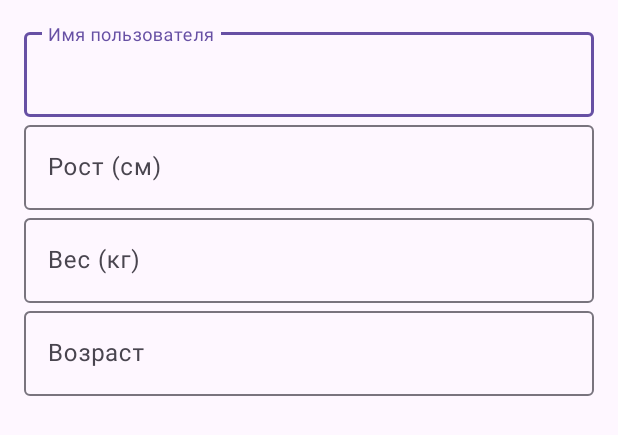
After one commit to dioniskrasava/NuJo, an Android app: the layout dialog_edit_user.xml on its own in the app's theme, with its tools: preview values and no code run, on a phone screen of 412 x 824 dp. The commit adds this screen. Shown: the top 435 px of the screen. Run offline under Robolectric (Android 15) with nearby library versions, the phone set to English and light mode, and no system bars.

Commit message:
добавлен новый главный экран, добавлена возможность выбора активного пользователя и другие функции

```diff
--- a/app/src/main/AndroidManifest.xml
+++ b/app/src/main/AndroidManifest.xml
@@ -17,9 +17,13 @@
         <activity
             android:name=".MainActivity"
             android:exported="true">
+        </activity>
+        <activity
+            android:name=".SplashActivity"
+            android:exported="true"
+            android:theme="@style/Theme.AppCompat.Light.NoActionBar">
             <intent-filter>
                 <action android:name="android.intent.action.MAIN" />
-
                 <category android:name="android.intent.category.LAUNCHER" />
             </intent-filter>
         </activity>
--- /dev/null
+++ b/app/src/main/res/layout/dialog_edit_user.xml
@@ -0,0 +1,55 @@
+<?xml version="1.0" encoding="utf-8"?>
+<LinearLayout xmlns:android="http://schemas.android.com/apk/res/android"
+    android:layout_width="match_parent"
+    android:layout_height="wrap_content"
+    android:orientation="vertical"
+    android:padding="16dp">
+
+    <com.google.android.material.textfield.TextInputLayout
+        android:layout_width="match_parent"
+        android:layout_height="wrap_content"
+        android:hint="Имя пользователя">
+
+        <com.google.android.material.textfield.TextInputEditText
+            android:id="@+id/editNameEditText"
+            android:layout_width="match_parent"
+            android:layout_height="wrap_content" />
+    </com.google.android.material.textfield.TextInputLayout>
+
+    <com.google.android.material.textfield.TextInputLayout
+        android:layout_width="match_parent"
+        android:layout_height="wrap_content"
+        android:hint="Рост (см)">
+
+        <com.google.android.material.textfield.TextInputEditText
+            android:id="@+id/editHeightEditText"
+            android:layout_width="match_parent"
+            android:layout_height="wrap_content"
+            android:inputType="number" />
+    </com.google.android.material.textfield.TextInputLayout>
+
+    <com.google.android.material.textfield.TextInputLayout
+        android:layout_width="match_parent"
+        android:layout_height="wrap_content"
+        android:hint="Вес (кг)">
+
+        <com.google.android.material.textfield.TextInputEditText
+            android:id="@+id/editWeightEditText"
+            android:layout_width="match_parent"
+            android:layout_height="wrap_content"
+            android:inputType="numberDecimal" />
+    </com.google.android.material.textfield.TextInputLayout>
+
+    <com.google.android.material.textfield.TextInputLayout
+        android:layout_width="match_parent"
+        android:layout_height="wrap_content"
+        android:hint="Возраст">
+
+        <com.google.android.material.textfield.TextInputEditText
+            android:id="@+id/editAgeEditText"
+            android:layout_width="match_parent"
+            android:layout_height="wrap_content"
+            android:inputType="number" />
+    </com.google.android.material.textfield.TextInputLayout>
+
+</LinearLayout>
```
Also changed, not shown: app/src/main/java/com/majo/nutjo/MainActivity.kt (+8 -2 lines), app/src/main/java/com/majo/nutjo/ProductActivity.kt (added, +20 -0 lines), app/src/main/java/com/majo/nutjo/SplashActivity.kt (added, +41 -0 lines), app/src/main/java/com/majo/nutjo/UserListActivity.kt (+76 -1 lines), app/src/main/res/layout/activity_product.xml (added, +21 -0 lines).
